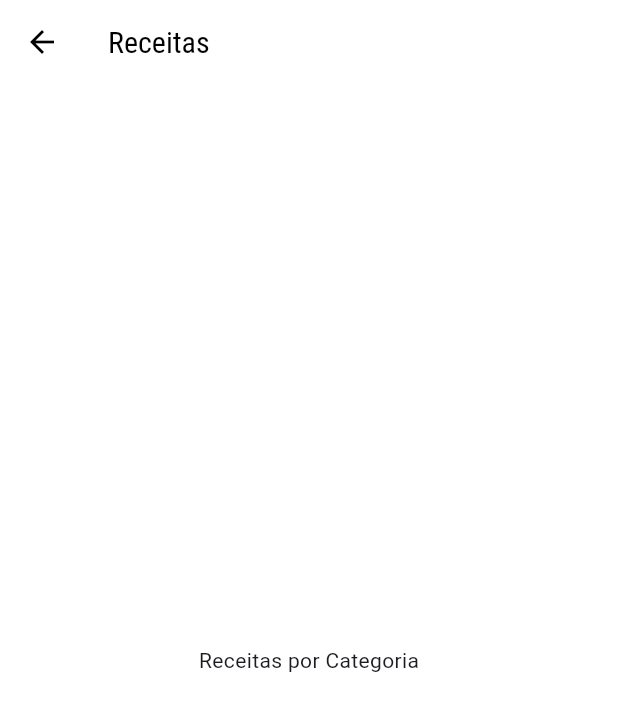
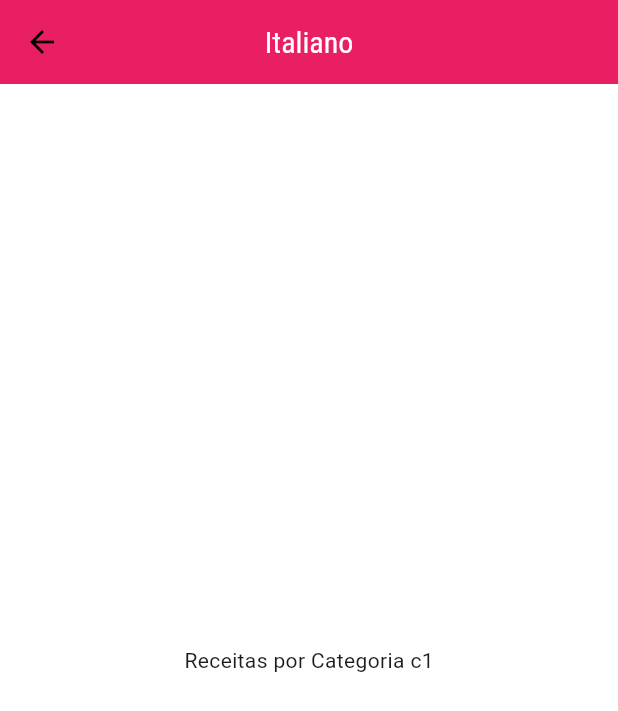
Before and after one commit to ErickFerreiradev/projetoRefeicoes, a Flutter app: the screen it shows after launch, after a tap on "Italiano", on a phone screen of 412 x 824 dp. Shown: the top 711 px of the screen. Run offline on Flutter 3.47's test engine with Material 3 defaults, Android fonts, the phone set to English and light mode, and no system bars.

Commit message:
rota nomeada criada

```diff
--- a/meals/lib/components/category_item.dart
+++ b/meals/lib/components/category_item.dart
@@ -1,6 +1,7 @@
 import 'package:flutter/material.dart';
 import '../models/category.dart';
 import '../screens/categories_meals_screen.dart';
+import '../utils/app_routes.dart';
 
 class CategoryItem extends StatelessWidget {
   const CategoryItem(this.category, {super.key});
@@ -8,13 +9,12 @@ class CategoryItem extends StatelessWidget {
   final Category category;
 
   void _selectCategory(BuildContext context) {
-    Navigator.of(context).push(MaterialPageRoute(
-      builder: (_) {
-        return CategoriesMealsScreen();
-      }
-      ),
-    );
+    Navigator.of(context).pushNamed(
+      AppRoutes.categories_meals,
+      arguments: category,
+      );
   }
+
 
   @override
   Widget build(BuildContext context) {
--- a/meals/lib/main.dart
+++ b/meals/lib/main.dart
@@ -1,5 +1,7 @@
 import 'package:flutter/material.dart';
 import 'screens/categories_screen.dart';
+import 'screens/categories_meals_screen.dart';
+import 'utils/app_routes.dart';
 
 void main() => runApp(MyApp());
 
@@ -24,7 +26,10 @@ class MyApp extends StatelessWidget {
               ),
             ),
       ),
-      home: CategoriesScreen(),
+      routes: {
+        AppRoutes.home: (ctx) => CategoriesScreen(),
+        AppRoutes.categories_meals: (ctx) => CategoriesMealsScreen(),
+      },
     );
   }
 }
--- a/meals/lib/screens/categories_meals_screen.dart
+++ b/meals/lib/screens/categories_meals_screen.dart
@@ -1,15 +1,21 @@
 import 'package:flutter/material.dart';
+import '../models/category.dart';
 
 class CategoriesMealsScreen extends StatelessWidget {
   const CategoriesMealsScreen({super.key});
 
+
   @override
   Widget build(BuildContext context) {
+    final category = ModalRoute.of(context)!.settings.arguments as Category;
+
     return Scaffold(
       appBar: AppBar(
-        title: Text('Receitas'),
+        title: Text(category.title, style: TextStyle(color: Colors.white),),
+        backgroundColor: Colors.pink,
+        centerTitle: true,
       ),
-      body: Center(child: Text('Receitas por Categoria'),
+      body: Center(child: Text('Receitas por Categoria ${category.id}'),
       ),
       );
   }
--- a/meals/lib/screens/categories_screen.dart
+++ b/meals/lib/screens/categories_screen.dart
@@ -9,8 +9,9 @@ class CategoriesScreen extends StatelessWidget {
   Widget build(BuildContext context) {
     return Scaffold(
       appBar: AppBar(
-        title: Text('Vamos Cozinhar?'),
+        title: Text('Vamos Cozinhar?', style: TextStyle(color: Colors.white)),
         backgroundColor: Colors.pink,
+        centerTitle: true,
       ),
       body: GridView(
         padding: const EdgeInsets.all(25),
--- /dev/null
+++ b/meals/lib/utils/app_routes.dart
@@ -0,0 +1,4 @@
+class AppRoutes {
+  static const home = '/';
+  static const categories_meals = '/categories-meals';
+}
```
